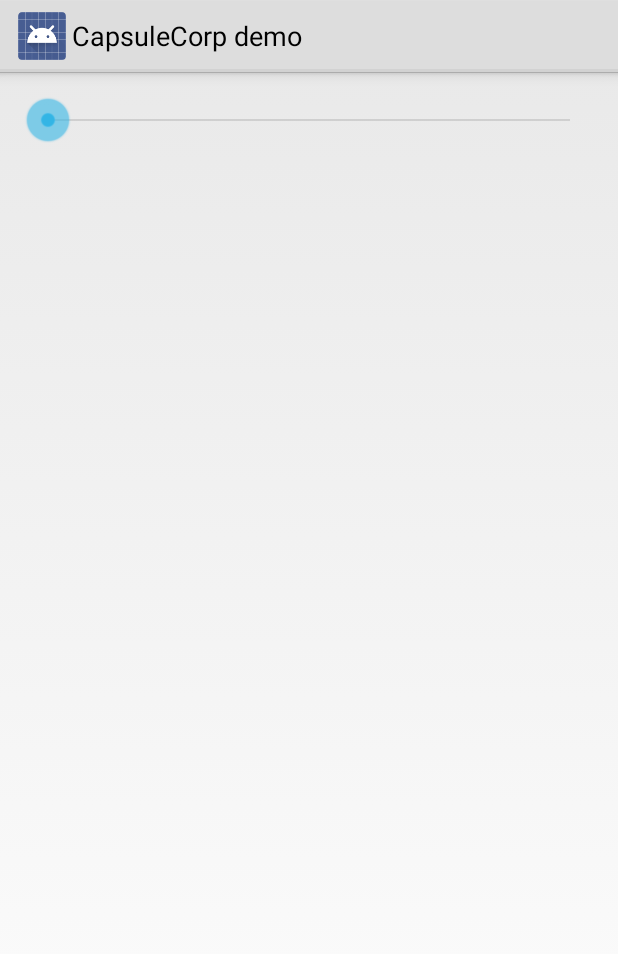
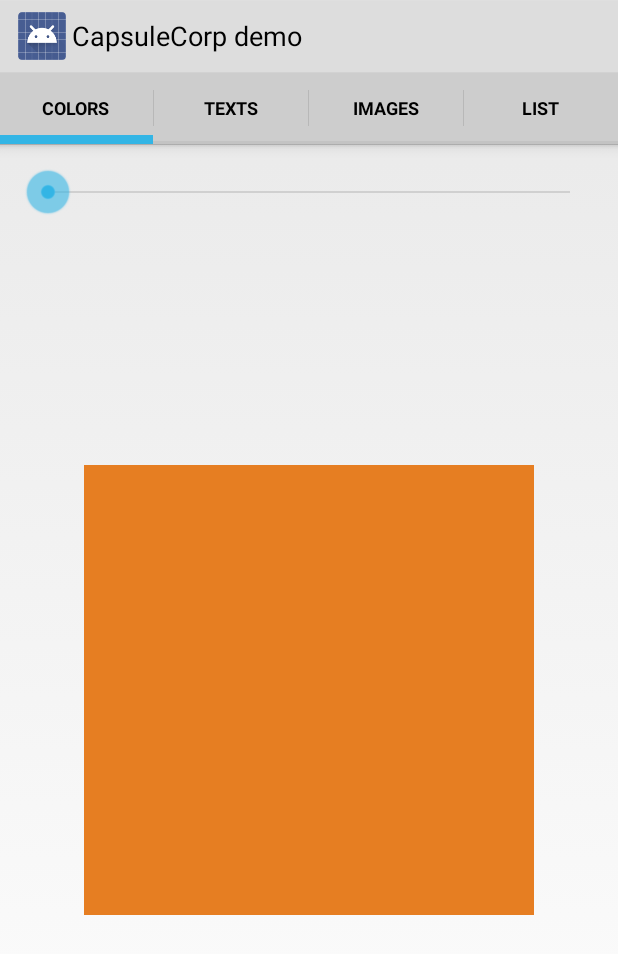
Before and after one commit to alorma/capsulecorp, an Android app: the screen it shows after launch (MainActivity), on a phone screen of 412 x 824 dp. Shown: the top 954 px of the screen. Run offline under Robolectric (Android 15) with nearby library versions, the phone set to English and light mode, and no system bars.

Commit message:
Demo improvements

```diff
--- a/Demo/src/main/java/cat/alorma/capsules/ui/activity/MainActivity.java
+++ b/Demo/src/main/java/cat/alorma/capsules/ui/activity/MainActivity.java
@@ -1,20 +1,67 @@
 package cat.alorma.capsules.ui.activity;
 
+import android.app.ActionBar;
 import android.app.Activity;
 import android.app.FragmentTransaction;
 import android.os.Bundle;
 
+import java.util.ArrayList;
+import java.util.List;
+
+import cat.alorma.capsules.ui.fragment.ColorsFragment;
 import cat.alorma.capsules.ui.fragment.ImagesCapsulesFragment;
 import cat.alorma.capsules.ui.fragment.ListCapsulesFragment;
+import cat.alorma.capsules.ui.fragment.TextColorsFragment;
 
-public class MainActivity extends Activity {
+public class MainActivity extends Activity implements ActionBar.TabListener {
 
     @Override
     protected void onCreate(Bundle savedInstanceState) {
         super.onCreate(savedInstanceState);
 
-        FragmentTransaction fragmentTransaction = getFragmentManager().beginTransaction();
-        fragmentTransaction.replace(android.R.id.content, new ImagesCapsulesFragment());
-        fragmentTransaction.commit();
+        if (getActionBar() != null) {
+            getActionBar().setNavigationMode(ActionBar.NAVIGATION_MODE_TABS);
+
+            List<String> titles = new ArrayList<String>();
+            titles.add("Colors");
+            titles.add("Texts");
+            titles.add("Images");
+            titles.add("List");
+
+            for (String str:titles) {
+                ActionBar.Tab tab = getActionBar().newTab();
+                tab.setText(str);
+                tab.setTabListener(this);
+                getActionBar().addTab(tab);
+            }
+        }
+    }
+
+    @Override
+    public void onTabSelected(ActionBar.Tab tab, FragmentTransaction ft) {
+        switch (tab.getPosition()) {
+            case 0:
+                ft.replace(android.R.id.content, new ColorsFragment());
+                break;
+            case 1:
+                ft.replace(android.R.id.content, new TextColorsFragment());
+                break;
+            case 2:
+                ft.replace(android.R.id.content, new ImagesCapsulesFragment());
+                break;
+            case 3:
+                ft.replace(android.R.id.content, new ListCapsulesFragment());
+                break;
+        }
+    }
+
+    @Override
+    public void onTabUnselected(ActionBar.Tab tab, FragmentTransaction ft) {
+
+    }
+
+    @Override
+    public void onTabReselected(ActionBar.Tab tab, FragmentTransaction ft) {
+
     }
 }
--- a/Demo/src/main/res/layout/fragment_main.xml
+++ b/Demo/src/main/res/layout/fragment_main.xml
@@ -4,14 +4,6 @@
     android:layout_height="match_parent"
     android:orientation="vertical"
     tools:context=".MainActivity">
-
-    <view
-        android:layout_width="300dp"
-        android:layout_height="300dp"
-        class="cat.alorma.capsulecorp.library.DispenserView"
-        android:id="@+id/dispenserView"
-        android:layout_centerVertical="true"
-        android:layout_centerHorizontal="true" />
 
     <LinearLayout
         android:orientation="vertical"
@@ -26,4 +18,12 @@
             android:id="@+id/seekBar"
             android:max="3" />
     </LinearLayout>
+
+    <view
+        android:layout_width="300dp"
+        android:layout_height="100dp"
+        class="cat.alorma.capsulecorp.library.DispenserView"
+        android:id="@+id/dispenserView"
+        android:layout_centerVertical="true"
+        android:layout_centerHorizontal="true" />
 </RelativeLayout>
--- a/library/src/main/java/cat/alorma/capsulecorp/library/DispenserView.java
+++ b/library/src/main/java/cat/alorma/capsulecorp/library/DispenserView.java
@@ -2,6 +2,7 @@ package cat.alorma.capsulecorp.library;
 
 import android.content.Context;
 import android.graphics.Canvas;
+import android.graphics.Color;
 import android.graphics.Paint;
 import android.graphics.Rect;
 import android.util.AttributeSet;
@@ -11,6 +12,7 @@ import android.view.View;
 import java.util.List;
 
 import cat.alorma.capsulecorp.library.capsule.abs.Capsule;
+import cat.alorma.capsulecorp.library.capsule.impl.TextCapsule;
 
 /**
  * Created by Bernat on 25/11/13.
@@ -40,13 +42,24 @@ public class DispenserView extends View implements Capsule.CapsuleListener {
         init(null);
     }
 
+    @Override
+    protected void onMeasure(int widthMeasureSpec, int heightMeasureSpec) {
+        int max = Math.max(widthMeasureSpec, heightMeasureSpec);
+        setMeasuredDimension(max, max);
+    }
+
     public void init(List<Capsule> capsulesList) {
+        isInEditMode();
         capsules = new SparseArray<Capsule>();
         paint = new Paint();
         if (capsulesList != null) {
             for (int i = 0; i < (capsulesList.size() <= MAX_CAPSULES ? capsulesList.size() : MAX_CAPSULES); i++) {
                 addCapsule(i, capsulesList.get(i));
             }
+        } else {
+            int black = Color.parseColor("#000000");
+            int white = Color.parseColor("#FFFFFF");
+            addCapsule(0, new TextCapsule("C", white, black));
         }
     }
 
@@ -55,7 +68,7 @@ public class DispenserView extends View implements Capsule.CapsuleListener {
             capsules = new SparseArray<Capsule>();
         }
         if (capsule != null) {
-            if (capsulePosition > 0 && capsulePosition < MAX_CAPSULES) {
+            if (capsulePosition >= 0 && capsulePosition <= MAX_CAPSULES) {
                 capsule.setCapsuleListener(this);
                 capsules.put(capsulePosition, capsule);
             }
@@ -69,7 +82,7 @@ public class DispenserView extends View implements Capsule.CapsuleListener {
 
         canvas.save();
 
-        if (capsules.size() > 0) {
+        if (capsules != null && capsules.size() > 0) {
             switch (capsules.size()) {
                 case 1:
                     drawOneCapsule(canvas, capsules.get(0));
@@ -90,7 +103,8 @@ public class DispenserView extends View implements Capsule.CapsuleListener {
 
     private void drawOneCapsule(Canvas canvas, Capsule capsule) {
         Rect clipBounds = canvas.getClipBounds();
-        capsule.boom(canvas, paint, clipBounds);
+
+        drawCapsule(canvas, capsule, clipBounds);
     }
 
     private void drawTwoCapsule(Canvas canvas, Capsule capsule1, Capsule capsule2) {
@@ -106,8 +120,8 @@ public class DispenserView extends View implements Capsule.CapsuleListener {
         Rect rect1 = new Rect(left, top, centerX, bottom);
         Rect rect2 = new Rect(centerX, top, right, bottom);
 
-        capsule1.boom(canvas, paint, rect1);
-        capsule2.boom(canvas, paint, rect2);
+        drawCapsule(canvas, capsule1, rect1);
+        drawCapsule(canvas, capsule2, rect2);
 
     }
 
@@ -126,9 +140,9 @@ public class DispenserView extends View implements Capsule.CapsuleListener {
         Rect rect2 = new Rect(centerX, top, right, centerY);
         Rect rect3 = new Rect(centerX, centerY, right, bottom);
 
-        capsule1.boom(canvas, paint, rect1);
-        capsule2.boom(canvas, paint, rect2);
-        capsule3.boom(canvas, paint, rect3);
+        drawCapsule(canvas, capsule1, rect1);
+        drawCapsule(canvas, capsule2, rect2);
+        drawCapsule(canvas, capsule3, rect3);
     }
 
     private void drawFourCapsule(Canvas canvas, Capsule capsule1, Capsule capsule2, Capsule capsule3, Capsule capsule4) {
@@ -147,10 +161,16 @@ public class DispenserView extends View implements Capsule.CapsuleListener {
         Rect rect3 = new Rect(left, centerY, centerX, bottom);
         Rect rect4 = new Rect(centerX, centerY, right, bottom);
 
-        capsule1.boom(canvas, paint, rect1);
-        capsule2.boom(canvas, paint, rect2);
-        capsule3.boom(canvas, paint, rect3);
-        capsule4.boom(canvas, paint, rect4);
+        drawCapsule(canvas, capsule1, rect1);
+        drawCapsule(canvas, capsule2, rect2);
+        drawCapsule(canvas, capsule3, rect3);
+        drawCapsule(canvas, capsule4, rect4);
+    }
+
+    private void drawCapsule(Canvas canvas, Capsule capsule, Rect rect) {
+        if (capsule != null) {
+                capsule.boom(canvas, paint, rect);
+        }
     }
 
     public void clear() {
```
